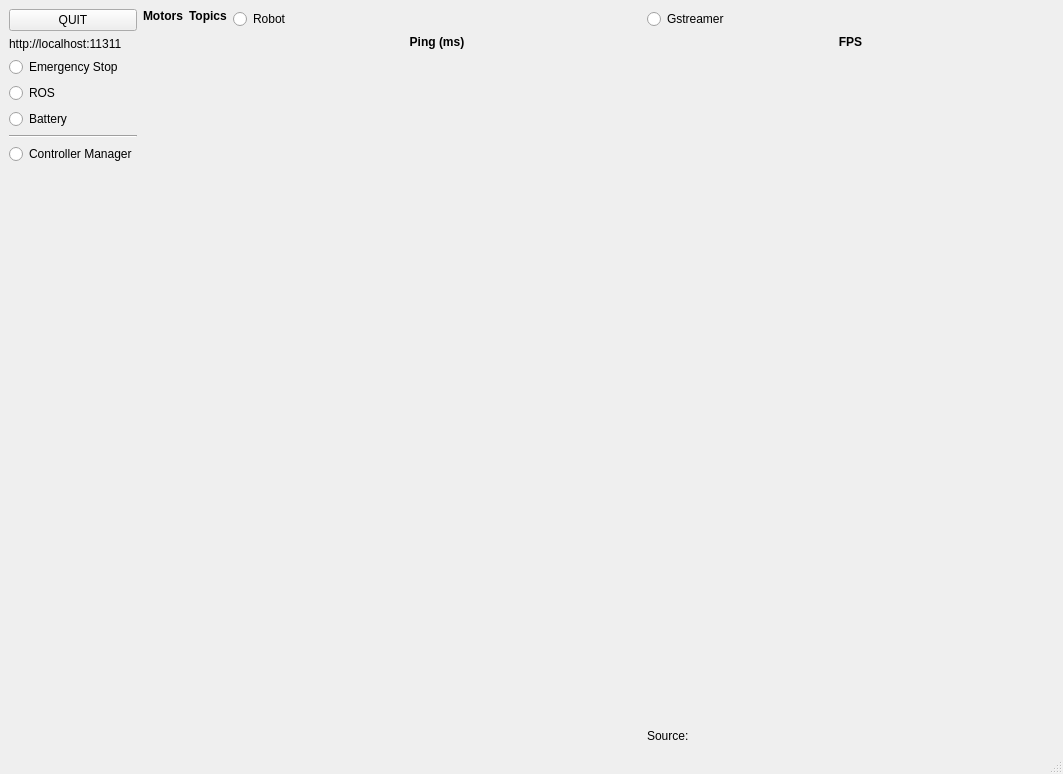
The window that dashboard.ui (hucebot/robot_dashboard) describes before a commit, drawn with Qt 5.
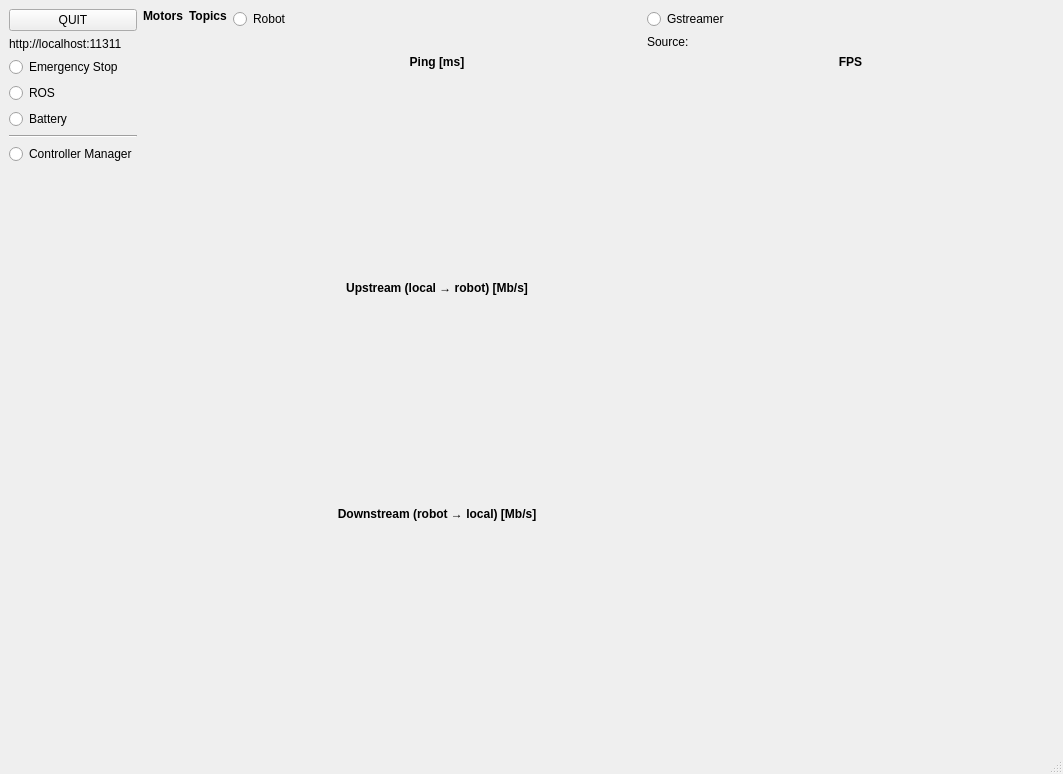
The same window after the commit. Custom widgets are drawn as their Qt base class.

What changed in the file:
```diff
--- a/dashboard.ui
+++ b/dashboard.ui
@@ -166,10 +166,17 @@
         </property>
        </widget>
       </item>
+      <item>
+       <widget class="QLabel" name="label_2">
+        <property name="text">
+         <string/>
+        </property>
+       </widget>
+      </item>
       <item>
        <widget class="QLabel" name="label">
         <property name="text">
-         <string>&lt;center&gt;&lt;b&gt;Ping (ms)&lt;/b&gt;&lt;/center&gt;</string>
+         <string>&lt;html&gt;&lt;head/&gt;&lt;body&gt;&lt;p align=&quot;center&quot;&gt;&lt;span style=&quot; font-weight:600;&quot;&gt;Ping [ms]&lt;/span&gt;&lt;/p&gt;&lt;/body&gt;&lt;/html&gt;</string>
         </property>
         <property name="textFormat">
          <enum>Qt::RichText</enum>
@@ -179,7 +186,7 @@
       <item>
        <widget class="Plot" name="plot_widget_ping" native="true">
         <property name="sizePolicy">
-         <sizepolicy hsizetype="Expanding" vsizetype="Expanding">
+         <sizepolicy hsizetype="Expanding" vsizetype="Fixed">
           <horstretch>0</horstretch>
           <verstretch>0</verstretch>
          </sizepolicy>
@@ -187,11 +194,82 @@
         <property name="minimumSize">
          <size>
           <width>0</width>
-          <height>10</height>
+          <height>200</height>
          </size>
         </property>
+        <property name="maximumSize">
+         <size>
+          <width>16777215</width>
+          <height>200</height>
+         </size>
+        </property>
        </widget>
       </item>
+      <item>
+       <widget class="QLabel" name="label_3">
+        <property name="text">
+         <string>&lt;html&gt;&lt;head/&gt;&lt;body&gt;&lt;p align=&quot;center&quot;&gt;&lt;span style=&quot; font-weight:600;&quot;&gt;Upstream (local → robot) [Mb/s]&lt;/span&gt;&lt;/p&gt;&lt;/body&gt;&lt;/html&gt;</string>
+        </property>
+       </widget>
+      </item>
+      <item>
+       <widget class="Plot" name="plot_upstream" native="true">
+        <property name="sizePolicy">
+         <sizepolicy hsizetype="Preferred" vsizetype="Fixed">
+          <horstretch>0</horstretch>
+          <verstretch>0</verstretch>
+         </sizepolicy>
+        </property>
+        <property name="minimumSize">
+         <size>
+          <width>0</width>
+          <height>200</height>
+         </size>
+        </property>
+        <property name="maximumSize">
+         <size>
+          <width>16777215</width>
+          <height>200</height>
+         </size>
+        </property>
+       </widget>
+      </item>
+      <item>
+       <widget class="QLabel" name="label_7">
+        <property name="text">
+         <string>&lt;html&gt;&lt;head/&gt;&lt;body&gt;&lt;p align=&quot;center&quot;&gt;&lt;span style=&quot; font-weight:600;&quot;&gt;Downstream (robot → local) [Mb/s]&lt;/span&gt;&lt;/p&gt;&lt;/body&gt;&lt;/html&gt;</string>
+        </property>
+       </widget>
+      </item>
+      <item>
+       <widget class="Plot" name="plot_downstream" native="true">
+        <property name="sizePolicy">
+         <sizepolicy hsizetype="Preferred" vsizetype="Fixed">
+          <horstretch>0</horstretch>
+          <verstretch>0</verstretch>
+         </sizepolicy>
+        </property>
+        <property name="minimumSize">
+         <size>
+          <width>0</width>
+          <height>200</height>
+         </size>
+        </property>
+       </widget>
+      </item>
+      <item>
+       <spacer name="verticalSpacer_6">
+        <property name="orientation">
+         <enum>Qt::Vertical</enum>
+        </property>
+        <property name="sizeHint" stdset="0">
+         <size>
+          <width>20</width>
+          <height>40</height>
+         </size>
+        </property>
+       </spacer>
+      </item>
      </layout>
     </item>
     <item>
@@ -203,6 +281,13 @@
         </property>
        </widget>
       </item>
+      <item>
+       <widget class="QLabel" name="label_gstreamer_src">
+        <property name="text">
+         <string>Source:</string>
+        </property>
+       </widget>
+      </item>
       <item>
        <widget class="QLabel" name="label_6">
         <property name="text">
@@ -213,11 +298,23 @@
       <item>
        <widget class="Plot" name="plot_fps" native="true">
         <property name="sizePolicy">
-         <sizepolicy hsizetype="Expanding" vsizetype="Expanding">
+         <sizepolicy hsizetype="Expanding" vsizetype="Fixed">
           <horstretch>0</horstretch>
           <verstretch>0</verstretch>
          </sizepolicy>
         </property>
+        <property name="minimumSize">
+         <size>
+          <width>0</width>
+          <height>200</height>
+         </size>
+        </property>
+        <property name="maximumSize">
+         <size>
+          <width>16777215</width>
+          <height>200</height>
+         </size>
+        </property>
        </widget>
       </item>
       <item>
@@ -233,13 +330,6 @@
         </property>
        </spacer>
       </item>
-      <item>
-       <widget class="QLabel" name="label_gstreamer_src">
-        <property name="text">
-         <string>Source:</string>
-        </property>
-       </widget>
-      </item>
      </layout>
     </item>
    </layout>
```
Left out of the diff: 4 changed lines with no effect on the pictures.
